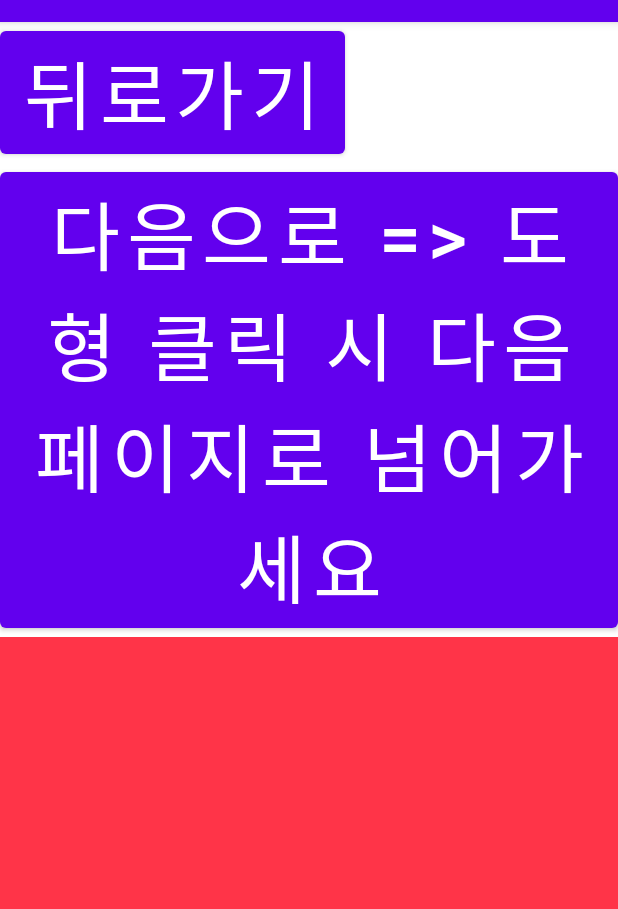
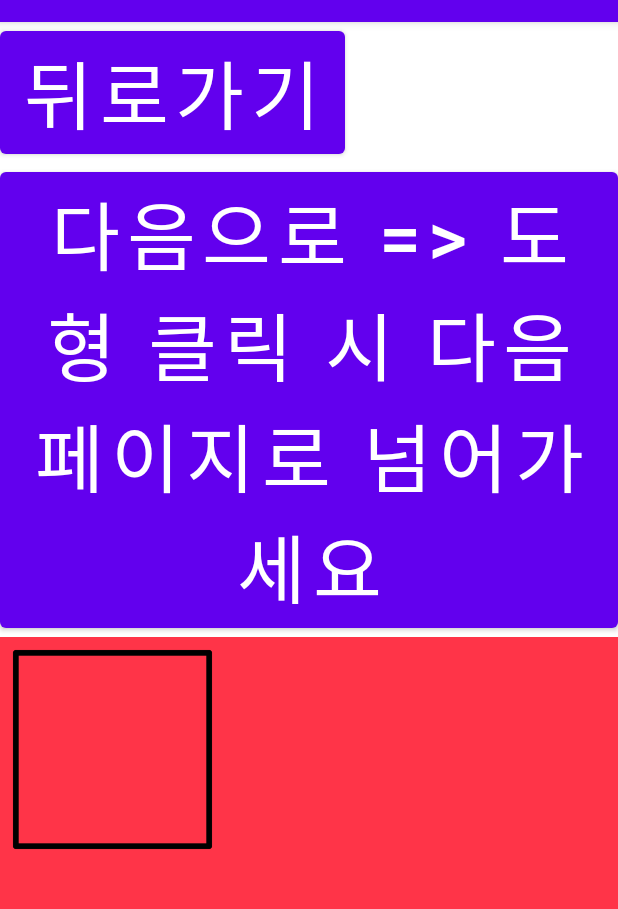
Before and after one commit to ManchanTime/SANTA, an Android app: the FigureChooseActivity screen opened directly, with no data from a screen before it, on a phone screen of 412 x 824 dp, the part 62-971 px from its top. Run offline under Robolectric (Android 15) with nearby library versions, the phone set to English and light mode, and no system bars.

Commit message:
선,도형 그리기 프로토타입

```diff
--- a/app/src/main/java/com/gachon/santa/FigureChooseActivity.java
+++ b/app/src/main/java/com/gachon/santa/FigureChooseActivity.java
@@ -6,6 +6,7 @@ import android.content.Intent;
 import android.os.Bundle;
 import android.view.View;
 import android.widget.Button;
+import android.widget.ImageView;
 
 public class FigureChooseActivity extends AppCompatActivity {
 
@@ -16,13 +17,21 @@ public class FigureChooseActivity extends AppCompatActivity {
 
         Button btnNext = findViewById(R.id.button_next);
         btnNext.setOnClickListener(onClickListener);
+
+        ImageView imageFigure = findViewById(R.id.image_square);
+        imageFigure.setOnClickListener(onClickListener);
     }
 
     View.OnClickListener onClickListener = (v) -> {
+        Intent intent = new Intent(this, FigureActivity.class);
         switch(v.getId()){
             case R.id.button_next:
-                Intent intent = new Intent(this, FigureActivity.class);
                 startActivity(intent);
+                break;
+            case R.id.image_square:
+                intent.putExtra("figure", "square");
+                startActivity(intent);
+                break;
         }
     };
 }
--- a/app/src/main/res/layout/activity_figure_choose.xml
+++ b/app/src/main/res/layout/activity_figure_choose.xml
@@ -24,7 +24,14 @@
         android:id="@+id/layout_choose_figure"
         android:layout_width="match_parent"
         android:layout_height="match_parent"
-        android:background="#ffff3448"/>
+        android:background="#ffff3448">
+
+        <ImageView
+            android:id="@+id/image_square"
+            android:layout_width="150dp"
+            android:layout_height="150dp"
+            android:src="@drawable/square"/>
+    </FrameLayout>
 
 
 </LinearLayout>
```
Also changed, not shown: app/src/main/java/com/gachon/santa/FigureActivity.java (+12 -1 lines), app/src/main/res/layout/activity_figure.xml (+11 -1 lines), app/src/main/res/drawable-v24/square.png (added).
